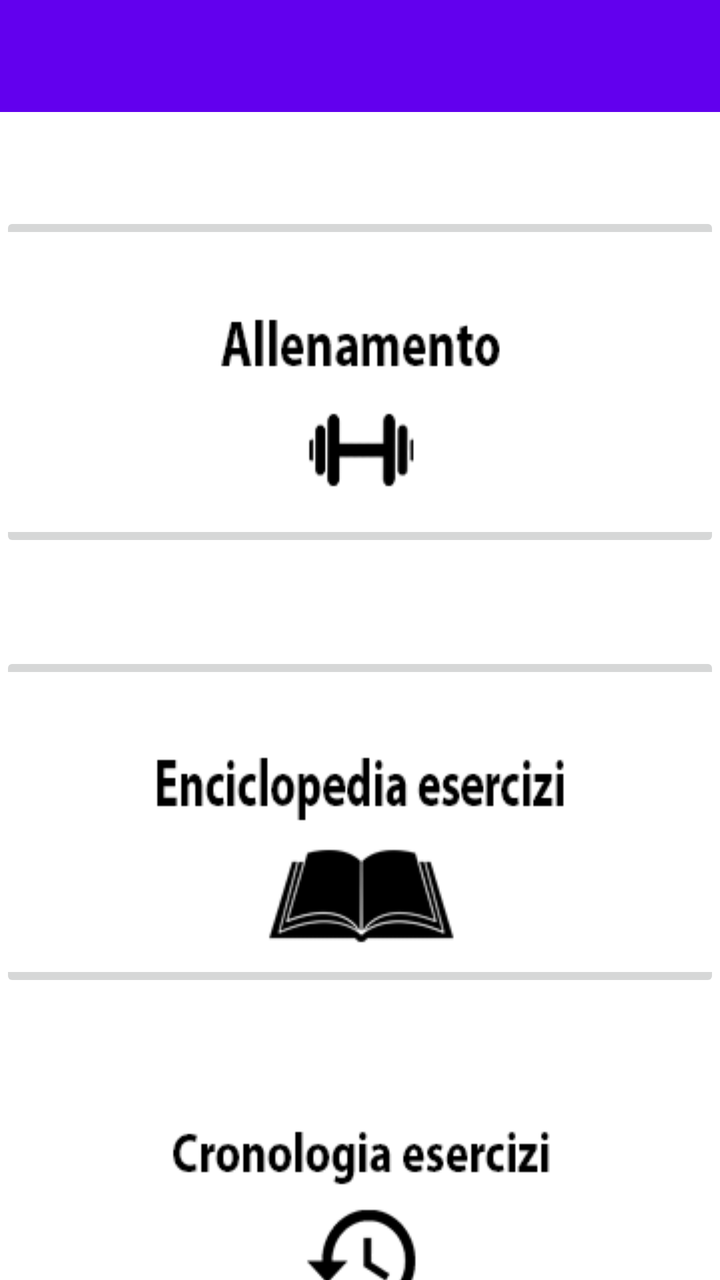
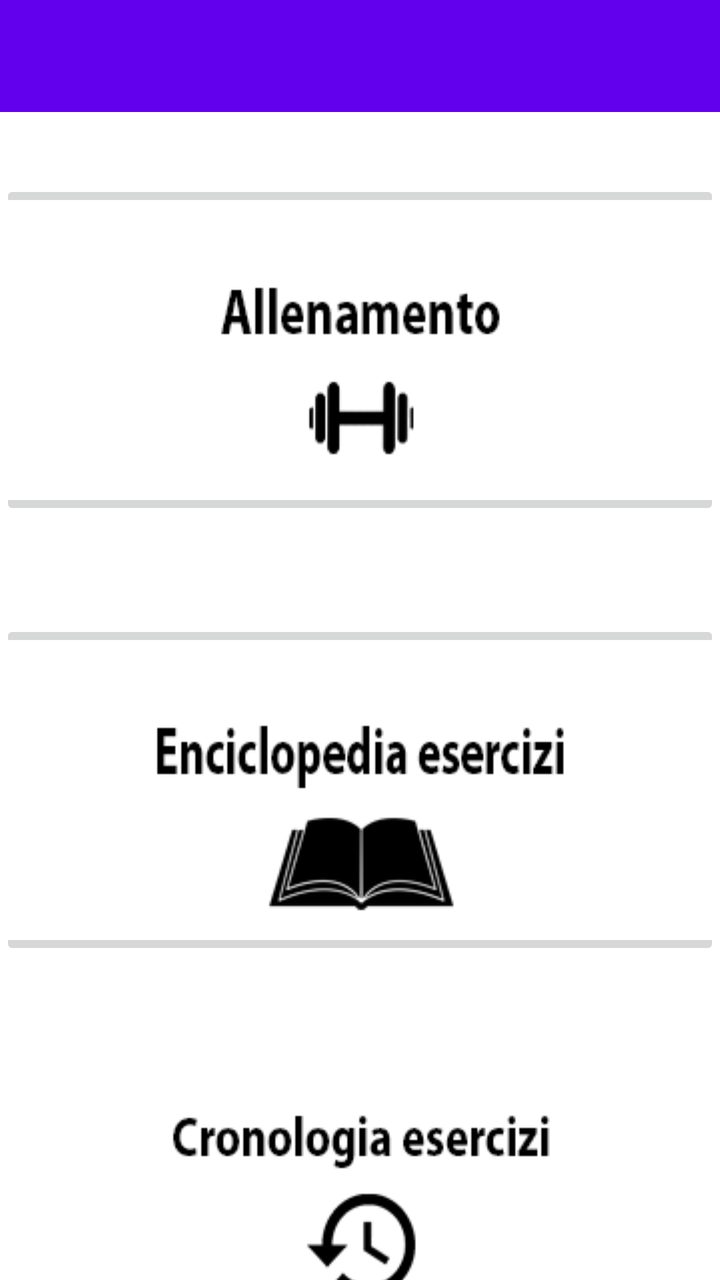

Before-and-after screenshots of an Android layout around one commit, followed by the original layout XML and the change that was made.
<!-- AndroidManifest.xml: application theme Theme.YourCali -->
<!-- res/layout/activity_home.xml -->
<?xml version="1.0" encoding="utf-8"?>
<LinearLayout xmlns:android="http://schemas.android.com/apk/res/android"
    xmlns:app="http://schemas.android.com/apk/res-auto"
    android:layout_width="match_parent"
    android:layout_height="match_parent"
    android:orientation="vertical">

    <androidx.appcompat.widget.Toolbar
        android:id="@+id/toolbar"
        android:layout_width="match_parent"
        android:layout_height="wrap_content"
        android:background="?attr/colorPrimary"
        android:minHeight="?attr/actionBarSize"
        android:theme="?attr/actionBarTheme" />

    <Space
        android:layout_width="match_parent"
        android:layout_height="50dp" />

    <ImageButton
        android:id="@+id/imageButton3"
        android:layout_width="match_parent"
        android:layout_height="wrap_content"
        app:srcCompat="@drawable/dumbbell" />

    <Space
        android:layout_width="match_parent"
        android:layout_height="50dp" />

    <ImageButton
        android:id="@+id/imageButton4"
        android:layout_width="match_parent"
        android:layout_height="wrap_content"
        app:srcCompat="@drawable/book" />

    <Space
        android:layout_width="match_parent"
        android:layout_height="50dp" />

    <ImageButton
        android:id="@+id/imageButton5"
        android:layout_width="match_parent"
        android:layout_height="wrap_content"
        app:srcCompat="@drawable/history" />

</LinearLayout>
<!-- resources referenced by this layout -->
<resources>
  <!-- drawable book: png bitmap (drawable-v24, 8532 bytes) -->
  <!-- drawable dumbbell: png bitmap (drawable-v24, 4945 bytes) -->
  <!-- drawable history: png bitmap (drawable-v24, 6780 bytes) -->
  <style name="Theme.YourCali" parent="Theme.MaterialComponents.DayNight.NoActionBar">
          
          <item name="colorPrimary">@color/purple_500</item>
          <item name="colorPrimaryVariant">@color/purple_700</item>
          <item name="colorOnPrimary">@color/white</item>
          
          <item name="colorSecondary">@color/teal_200</item>
          <item name="colorSecondaryVariant">@color/teal_700</item>
          <item name="colorOnSecondary">@color/black</item>
          
          <item name="android:statusBarColor" tools:targetApi="l">@color/DarkOrange</item>
          
      </style>
  <color name="purple_500">#FF6200EE</color>
  <color name="purple_700">#FF3700B3</color>
  <color name="white">#FFFFFFFF</color>
  <color name="teal_200">#FF03DAC5</color>
  <color name="teal_700">#FF018786</color>
  <color name="black">#FF000000</color>
  <color name="DarkOrange">#FFFC7C35</color>
</resources>

<!-- the commit's change to res/layout/activity_home.xml (unified diff, before → after) -->
@@ -15,10 +15,10 @@
 
     <Space
         android:layout_width="match_parent"
-        android:layout_height="50dp" />
+        android:layout_height="34dp" />
 
     <ImageButton
-        android:id="@+id/imageButton3"
+        android:id="@+id/trainingButton"
         android:layout_width="match_parent"
         android:layout_height="wrap_content"
         app:srcCompat="@drawable/dumbbell" />
@@ -28,7 +28,7 @@
         android:layout_height="50dp" />
 
     <ImageButton
-        android:id="@+id/imageButton4"
+        android:id="@+id/exercisesEncyclopediaButton"
         android:layout_width="match_parent"
         android:layout_height="wrap_content"
         app:srcCompat="@drawable/book" />
@@ -38,7 +38,7 @@
         android:layout_height="50dp" />
 
     <ImageButton
-        android:id="@+id/imageButton5"
+        android:id="@+id/workoutPlansHistoryButton"
         android:layout_width="match_parent"
         android:layout_height="wrap_content"
         app:srcCompat="@drawable/history" />
